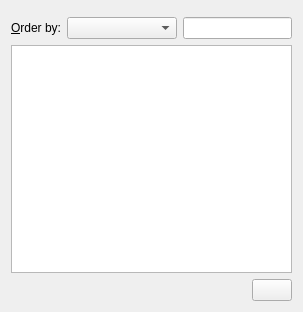
KDE/kdelibs, file knewstuff/knewstuff3/ui/DownloadDialog.ui: the form before one commit.
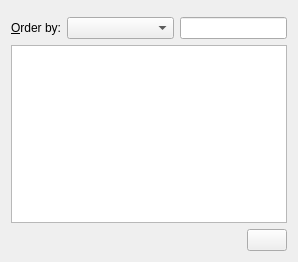
The form after the commit. Custom widgets are drawn as their Qt base class.

Patch:
```diff
--- a/knewstuff/knewstuff3/ui/DownloadDialog.ui
+++ b/knewstuff/knewstuff3/ui/DownloadDialog.ui
@@ -6,8 +6,8 @@
    <rect>
     <x>0</x>
     <y>0</y>
-    <width>303</width>
-    <height>312</height>
+    <width>298</width>
+    <height>262</height>
    </rect>
   </property>
   <layout class="QVBoxLayout" name="verticalLayout">
```
